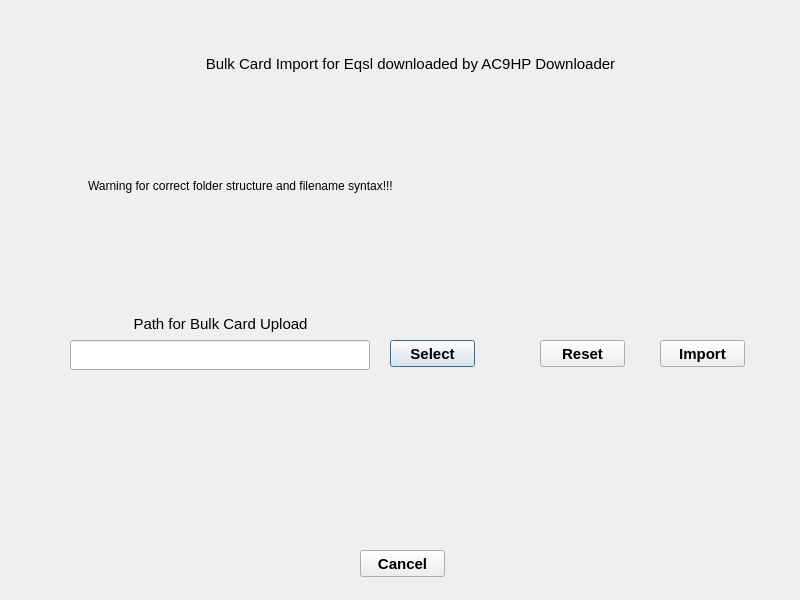
This is gui_data/frm_bulk_card_import.ui in kowmang/Eqsl_Program as Qt 5 draws it before an edit. The edited form follows.
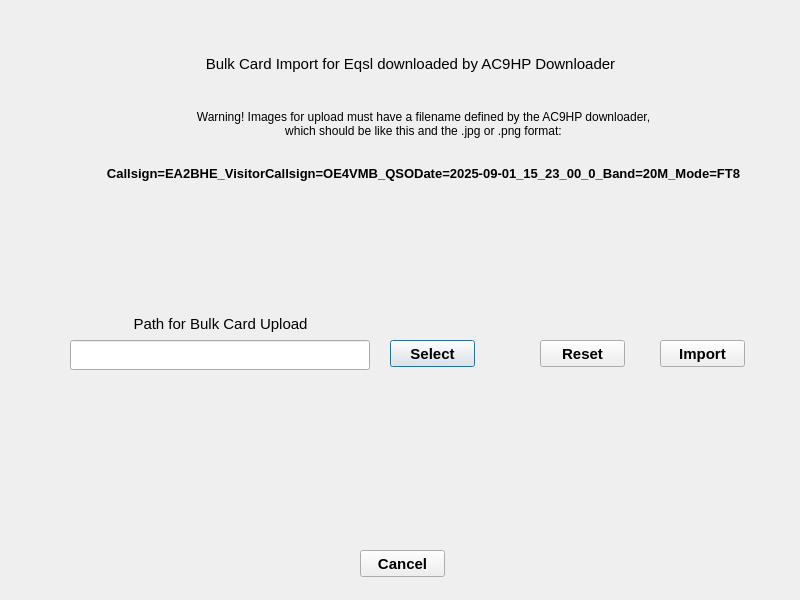
This is the edited form.

```diff
--- a/gui_data/frm_bulk_card_import.ui
+++ b/gui_data/frm_bulk_card_import.ui
@@ -116,7 +116,8 @@
     </rect>
    </property>
    <property name="text">
-    <string>Warning for correct folder structure and filename syntax!!!</string>
+    <string>&lt;html&gt;&lt;head/&gt;&lt;body&gt;&lt;p align=&quot;center&quot;&gt;Warning! Images for upload must have a filename defined by the AC9HP downloader,&lt;br&gt;which should be like this and the .jpg or .png format: &lt;br&gt;&lt;br&gt;&lt;br&gt;
+&lt;span style=&quot; font-size:10pt; font-weight:700;&quot;&gt;Callsign=EA2BHE_VisitorCallsign=OE4VMB_QSODate=2025-09-01_15_23_00_0_Band=20M_Mode=FT8&lt;/span&gt;&lt;/p&gt;&lt;p&gt;&lt;br/&gt;&lt;/p&gt;&lt;p&gt;&lt;br/&gt;&lt;/p&gt;&lt;/body&gt;&lt;/html&gt;</string>
    </property>
   </widget>
   <widget class="QLabel" name="lb_bulk_card_upload_section">
```
